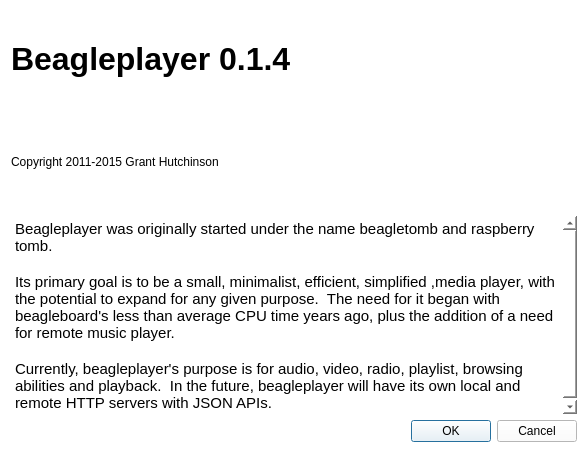
Qt form src/widgets/about.ui (hutchgrant/beagleplayer) before a commit.
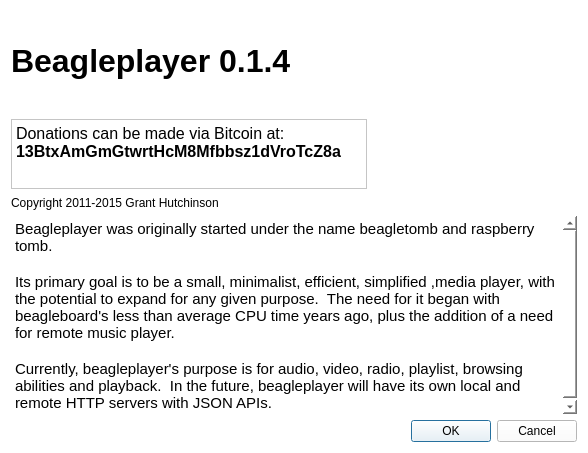
The same form after that commit. Icons and pictures are not drawn.

Commit message: finalizing layout, adding icons and donation address

Patch:
```diff
--- a/src/widgets/about.ui
+++ b/src/widgets/about.ui
@@ -26,7 +26,7 @@
      <item>
       <layout class="QHBoxLayout" name="horizontalLayout" stretch="7,4">
        <item>
-        <layout class="QVBoxLayout" name="verticalLayout">
+        <layout class="QVBoxLayout" name="verticalLayout" stretch="7,1,1">
          <item>
           <widget class="QLabel" name="about_title">
            <property name="text">
@@ -34,6 +34,17 @@
            </property>
           </widget>
          </item>
+         <item>
+          <widget class="QTextEdit" name="textEdit">
+           <property name="html">
+            <string>&lt;!DOCTYPE HTML PUBLIC &quot;-//W3C//DTD HTML 4.0//EN&quot; &quot;http://www.w3.org/TR/REC-html40/strict.dtd&quot;&gt;
+&lt;html&gt;&lt;head&gt;&lt;meta name=&quot;qrichtext&quot; content=&quot;1&quot; /&gt;&lt;style type=&quot;text/css&quot;&gt;
+p, li { white-space: pre-wrap; }
+&lt;/style&gt;&lt;/head&gt;&lt;body style=&quot; font-family:'Ubuntu'; font-size:11pt; font-weight:400; font-style:normal;&quot;&gt;
+&lt;p style=&quot; margin-top:12px; margin-bottom:12px; margin-left:0px; margin-right:0px; -qt-block-indent:0; text-indent:0px;&quot;&gt;&lt;span style=&quot; font-size:12pt;&quot;&gt;Donations can be made via Bitcoin at: &lt;/span&gt;&lt;span style=&quot; font-size:12pt; font-weight:600;&quot;&gt;13BtxAmGmGtwrtHcM8Mfbbsz1dVroTcZ8a&lt;/span&gt;&lt;/p&gt;&lt;/body&gt;&lt;/html&gt;</string>
+           </property>
+          </widget>
+         </item>
          <item>
           <widget class="QLabel" name="about_text">
            <property name="text">
```
The commit also changes 6 other files.
